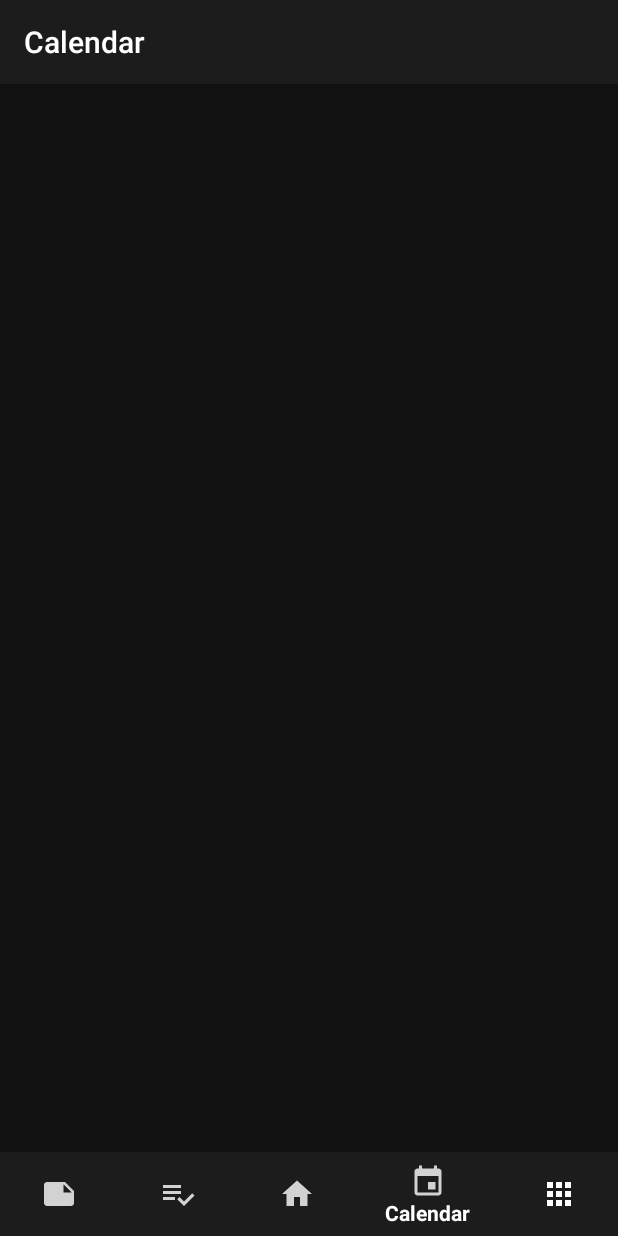
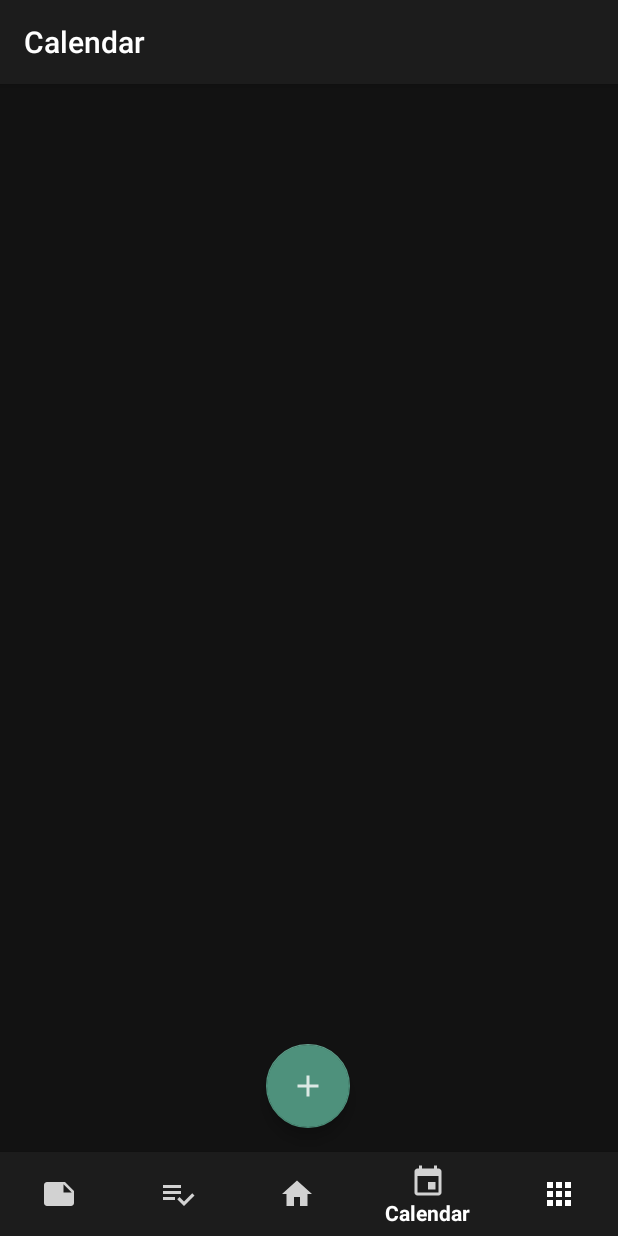
Before and after one commit to RayLeaf-Studios/PocketPlan, an Android app: the screen it shows after launch (MainActivity), item 4 of the bottom bar chosen, on a phone screen of 412 x 824 dp. Run offline under Robolectric (Android 15) with nearby library versions, the phone set to English and light mode, and no system bars; libraries missing offline, so code that uses them is left out: com.jakewharton.threetenabp; Roboto replaces fonts that are not available here; 6 statements that could not run were skipped.

Commit message:
added custom time and date picker

```diff
--- a/app/src/main/java/com/example/j7_003/MainActivity.kt
+++ b/app/src/main/java/com/example/j7_003/MainActivity.kt
@@ -30,6 +30,8 @@ class MainActivity : AppCompatActivity(){
     private lateinit var noteFragment: NoteFragment
     private lateinit var shoppingFragment: ShoppingFragment
     private lateinit var writeNoteFragment: WriteNoteFragment
+    private lateinit var createTermFragment: CreateTermFragment
+
 
     private lateinit var bottomNavigation: BottomNavigationView
 
@@ -142,7 +144,7 @@ class MainActivity : AppCompatActivity(){
         }
     }
 
-    private fun changeToCalendar(){
+    fun changeToCalendar(){
         if(activeFragmentTag!="calendar") {
             hideMenuIcons()
             calenderFragment = CalenderFragment()
@@ -154,6 +156,19 @@ class MainActivity : AppCompatActivity(){
                 .commit()
             activeFragmentTag="calendar"
             bottomNavigation.selectedItemId=R.id.calendar
+        }
+    }
+     fun changeToCreateTerm(){
+        if(activeFragmentTag!="createTerm") {
+            hideMenuIcons()
+            createTermFragment = CreateTermFragment()
+            supportActionBar?.title = "Create Term"
+            supportFragmentManager
+                .beginTransaction()
+                .replace(R.id.frame_layout, createTermFragment)
+                .setTransition(FragmentTransaction.TRANSIT_FRAGMENT_OPEN)
+                .commit()
+            activeFragmentTag="createTerm"
         }
     }
 
--- a/app/src/main/java/com/example/j7_003/fragments/CalenderFragment.kt
+++ b/app/src/main/java/com/example/j7_003/fragments/CalenderFragment.kt
@@ -5,19 +5,37 @@ import androidx.fragment.app.Fragment
 import android.view.LayoutInflater
 import android.view.View
 import android.view.ViewGroup
+import android.widget.Button
+import com.example.j7_003.MainActivity
 import com.example.j7_003.R
+import com.google.android.material.floatingactionbutton.FloatingActionButton
+import kotlinx.android.synthetic.main.fragment_calender.view.*
 
 /**
  * A simple [Fragment] subclass.
  */
 class CalenderFragment : Fragment() {
 
+    lateinit var myView: View
+    lateinit var btnAddTerm: FloatingActionButton
+
     override fun onCreateView(
         inflater: LayoutInflater, container: ViewGroup?,
         savedInstanceState: Bundle?
     ): View? {
         // Inflate the layout for this fragment
-        return inflater.inflate(R.layout.fragment_calender, container, false)
+        myView = inflater.inflate(R.layout.fragment_calender, container, false)
+        btnAddTerm = myView.btnAddTerm
+        btnAddTerm.setOnClickListener{
+            changeToCreateTermFragment()
+        }
+
+
+        return myView
+    }
+
+    fun changeToCreateTermFragment(){
+        MainActivity.myActivity.changeToCreateTerm()
     }
 
 }
--- a/app/src/main/res/layout/fragment_calender.xml
+++ b/app/src/main/res/layout/fragment_calender.xml
@@ -9,4 +9,15 @@
     tools:context=".fragments.CalenderFragment">
 
 
+    <com.google.android.material.floatingactionbutton.FloatingActionButton
+        android:id="@+id/btnAddTerm"
+        android:layout_width="wrap_content"
+        android:layout_height="wrap_content"
+        android:layout_marginBottom="16dp"
+        android:clickable="true"
+        android:src="@drawable/ic_add_button"
+        app:layout_constraintBottom_toBottomOf="parent"
+        app:layout_constraintEnd_toEndOf="parent"
+        app:layout_constraintHorizontal_bias="0.498"
+        app:layout_constraintStart_toStartOf="parent" />
 </androidx.constraintlayout.widget.ConstraintLayout>
--- a/app/src/main/res/values/styles.xml
+++ b/app/src/main/res/values/styles.xml
@@ -3,11 +3,29 @@
     <style name="AppTheme" parent="Theme.AppCompat.DayNight.DarkActionBar">
         <!-- Customize your theme here. -->
         <item name="colorPrimary">@color/colorPrimary</item>
-        <item name="colorPrimaryDark">@color/colorPrimaryDark</item>
+        <item name="colorPrimaryDark">@color/colorBackground</item>
         <item name="colorAccent">@color/colorAccent</item>
         <item name="android:colorForeground">@color/colorOnBackGround</item>
         <item name="android:textColorPrimary">@color/colorOnBackGround</item>
         <item name="colorControlNormal">@color/colorOnBackGround</item>
+        <item name="android:timePickerDialogTheme">@style/MyTimePickerDialogTheme</item>
+        <item name="android:datePickerDialogTheme">@style/MyDatePickerDialogTheme</item>
+    </style>
+
+    <style name="MyDatePickerDialogTheme" parent="android:Theme.Material.Dialog">
+        <item name="android:datePickerStyle">@style/MyDatePickerStyle</item>
+    </style>
+
+    <style name="MyDatePickerStyle" parent="android:Widget.Material.DatePicker">
+        <item name="android:headerBackground">@color/colorAccent</item>
+    </style>
+
+    <style name="MyTimePickerDialogTheme" parent="android:Theme.Material.Dialog">
+        <item name="android:timePickerStyle">@style/MyTimePickerStyle</item>
+    </style>
+
+    <style name="MyTimePickerStyle" parent="android:Widget.Material.TimePicker">
+        <item name="android:headerBackground">@color/colorAccent</item>
     </style>
 
 </resources>
```
Also changed, not shown: app/src/main/java/com/example/j7_003/fragments/CreateTermFragment.kt (+37 -9 lines).
